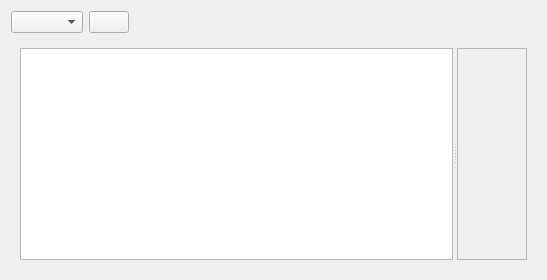
The window that src/widgets/settings_explorer.ui (paparazzi/PprzGCS) describes before a commit, drawn with Qt 5.
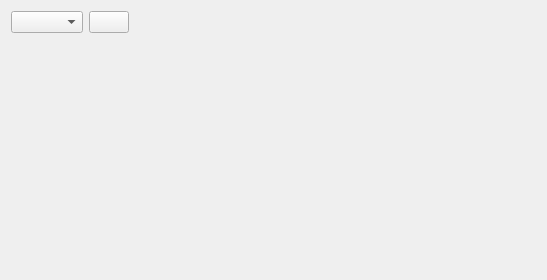
The same window after the commit. Icons and pictures are not drawn.

Commit message: [Settings] Old fashion settings.

Diff of the .ui file:
```diff
--- a/src/widgets/settings_explorer.ui
+++ b/src/widgets/settings_explorer.ui
@@ -13,7 +13,7 @@
   <property name="windowTitle">
    <string>Form</string>
   </property>
-  <layout class="QVBoxLayout" name="verticalLayout" stretch="0,1">
+  <layout class="QVBoxLayout" name="verticalLayout" stretch="0,0">
    <item>
     <layout class="QHBoxLayout" name="horizontalLayout">
      <item>
@@ -55,33 +55,12 @@
     </layout>
    </item>
    <item>
-    <widget class="QWidget" name="widget" native="true">
-     <layout class="QHBoxLayout" name="horizontalLayout_2">
-      <item>
-       <widget class="QSplitter" name="splitter">
-        <property name="orientation">
-         <enum>Qt::Horizontal</enum>
-        </property>
-        <widget class="QListWidget" name="menu_list"/>
-        <widget class="QScrollArea" name="scrollArea_2">
-         <property name="widgetResizable">
-          <bool>true</bool>
-         </property>
-         <widget class="QWidget" name="settings_area">
-          <property name="geometry">
-           <rect>
-            <x>0</x>
-            <y>0</y>
-            <width>68</width>
-            <height>209</height>
-           </rect>
-          </property>
-          <layout class="QVBoxLayout" name="verticalLayout_2"/>
-         </widget>
-        </widget>
-       </widget>
-      </item>
-     </layout>
+    <widget class="QStackedWidget" name="stackedWidget">
+     <property name="currentIndex">
+      <number>0</number>
+     </property>
+     <widget class="QWidget" name="page"/>
+     <widget class="QWidget" name="page_2"/>
     </widget>
    </item>
   </layout>
```
The commit also changes 10 other files.
